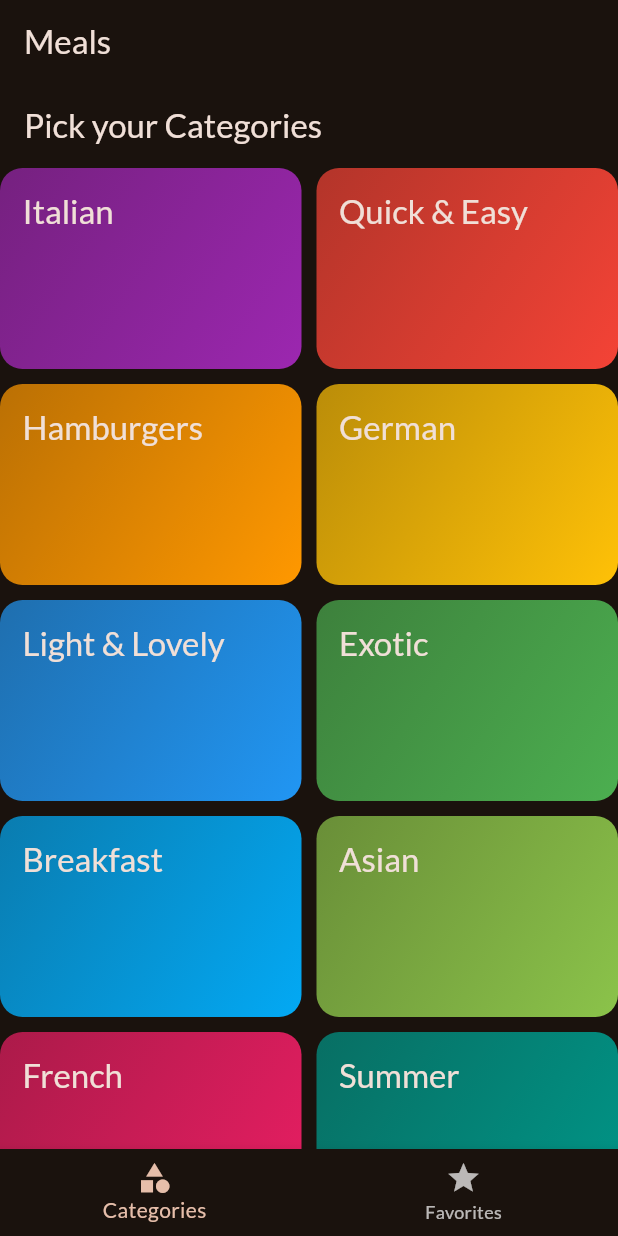
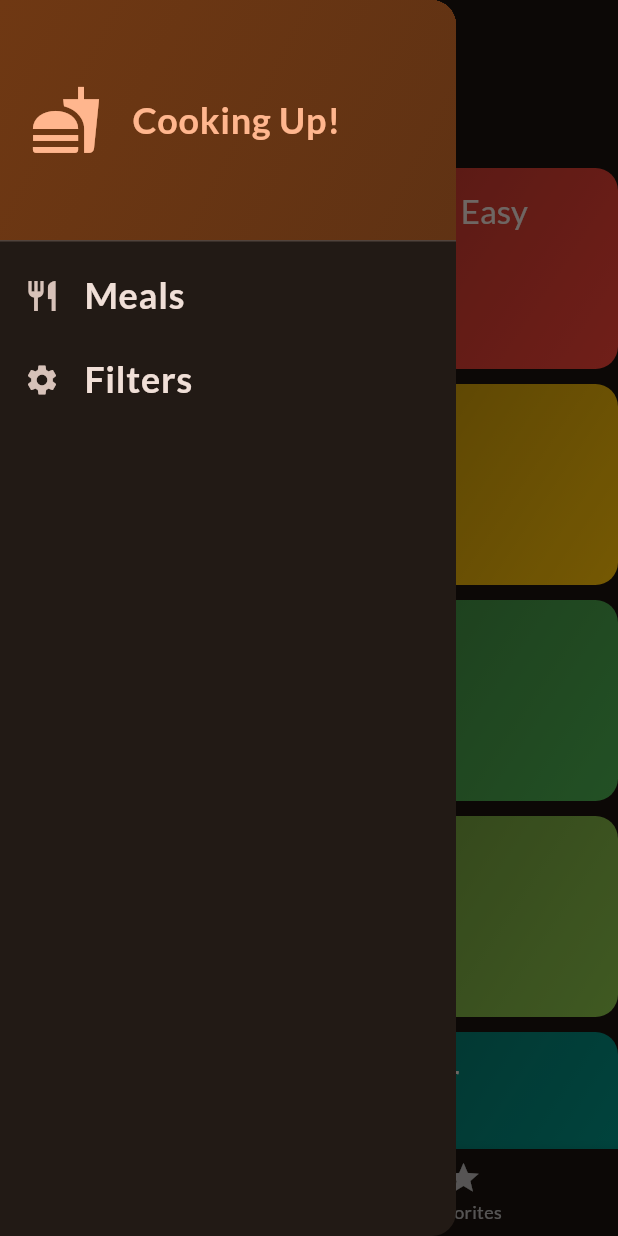
Before and after one commit to kurohige/FlutterLearningProjects, a Flutter app: the screen it shows after launch, with the side drawer open (before the commit the screen has no drawer), on a phone screen of 412 x 824 dp. Run offline on Flutter 3.47's test engine with Material 3 defaults, Android fonts, the phone set to English and light mode, and no system bars; our stand-ins replace google_fonts, transparent_image.

Commit message:
Completed Meals Apps

```diff
--- a/meals/lib/screens/categories.dart
+++ b/meals/lib/screens/categories.dart
@@ -1,11 +1,13 @@
 import 'package:flutter/material.dart';
 import 'package:meals/data/dummy_data.dart';
 import 'package:meals/models/category.dart';
+import 'package:meals/models/meal.dart';
 import 'package:meals/screens/meals.dart';
 import 'package:meals/widgets/category_grid_item.dart';
 
 class CategoriesScreen extends StatelessWidget {
-  const CategoriesScreen({super.key});
+  const CategoriesScreen({super.key, required this.onToggleFavorite});
+  final void Function(Meal meal) onToggleFavorite;
 
   void _selectCategory(BuildContext context, Category category) {
     final filteredMeals = dummyMeals
@@ -17,6 +19,7 @@ class CategoriesScreen extends StatelessWidget {
         builder: (cxt) => MealsScreen(
           title: category.title,
           meals: filteredMeals,
+          onToggleFavorite: onToggleFavorite,
         ),
       ),
     );
--- a/meals/lib/screens/tabs.dart
+++ b/meals/lib/screens/tabs.dart
@@ -1,6 +1,17 @@
 import 'package:flutter/material.dart';
+import 'package:meals/data/dummy_data.dart';
+import 'package:meals/models/meal.dart';
 import 'package:meals/screens/categories.dart';
+import 'package:meals/screens/filters.dart';
 import 'package:meals/screens/meals.dart';
+import 'package:meals/widgets/main_drawer.dart';
+
+const kinitialFilters = {
+  Filter.glutenFree: false,
+  Filter.lactoseFree: false,
+  Filter.vegetarian: false,
+  Filter.vegan: false,
+};
 
 class TabsScreen extends StatefulWidget {
   const TabsScreen({super.key});
@@ -11,6 +22,33 @@ class TabsScreen extends StatefulWidget {
 
 class _TabsScreenState extends State<TabsScreen> {
   int _selectedPageIndex = 0;
+  final List<Meal> _favoriteMeals = [];
+  Map<Filter, bool> _selectedFilters = kinitialFilters;
+
+  void _showInfoMessage(String message) {
+    ScaffoldMessenger.of(context)
+        .clearSnackBars(); // Clear all snack bars before showing a new one
+    ScaffoldMessenger.of(context).showSnackBar(SnackBar(
+      content: Text(message),
+      duration: const Duration(seconds: 2),
+    ));
+  }
+
+  void _toggleMealFavoriteStatus(Meal meal) {
+    final isExisting =
+        _favoriteMeals.indexWhere((element) => element.id == meal.id);
+    if (isExisting >= 0) {
+      setState(() {
+        _favoriteMeals.removeAt(isExisting);
+        _showInfoMessage('Removed from favorites!');
+      });
+    } else {
+      setState(() {
+        _favoriteMeals.add(meal);
+        _showInfoMessage('marked as favorites!');
+      });
+    }
+  }
 
   void _selectPage(int index) {
     setState(() {
@@ -18,20 +56,60 @@ class _TabsScreenState extends State<TabsScreen> {
     });
   }
 
+  void _setScreen(String identifier) async {
+    Navigator.of(context).pop();
+    if (identifier == 'filters') {
+      final result = await Navigator.of(context).push<Map<Filter, bool>>(
+        MaterialPageRoute(
+          builder: (ctx) => FiltersScreen(
+            currentFilters: _selectedFilters,
+          ),
+        ), // Assuming you want to navigate to FavoritesScreen
+      );
+
+      setState(() {
+        _selectedFilters = result ?? kinitialFilters;
+      });
+    }
+  }
+
   @override
   Widget build(BuildContext context) {
-    var activeScreenTitle =
-        _selectedPageIndex == 0 ? 'Categories' : 'Favorites';
+    final availableMeals = dummyMeals.where((meal) {
+      if (_selectedFilters[Filter.glutenFree]! && !meal.isGlutenFree) {
+        return false;
+      }
+      if (_selectedFilters[Filter.lactoseFree]! && !meal.isLactoseFree) {
+        return false;
+      }
+      if (_selectedFilters[Filter.vegetarian]! && !meal.isVegetarian) {
+        return false;
+      }
+      if (_selectedFilters[Filter.vegan]! && !meal.isVegan) {
+        return false;
+      }
+      return true;
+    }).toList();
 
-    Widget activeScreen = _selectedPageIndex == 0
-        ? const CategoriesScreen()
-        : const MealsScreen(
-            meals: [],
-          );
+    Widget activeScreen = CategoriesScreen(
+      onToggleFavorite: _toggleMealFavoriteStatus,
+    );
+    var activePageTitle = 'Categories';
+
+    if (_selectedPageIndex == 1) {
+      activeScreen = MealsScreen(
+        meals: _favoriteMeals,
+        onToggleFavorite: _toggleMealFavoriteStatus,
+      );
+      activePageTitle = 'Favorites';
+    }
 
     return Scaffold(
         appBar: AppBar(
           title: const Text('Meals'),
+        ),
+        drawer: MainDrawer(
+          onDrawerItemTapped: _setScreen,
         ),
         body: activeScreen,
         bottomNavigationBar: BottomNavigationBar(
--- /dev/null
+++ b/meals/lib/widgets/main_drawer.dart
@@ -0,0 +1,82 @@
+import 'package:flutter/material.dart';
+
+class MainDrawer extends StatelessWidget {
+  const MainDrawer({super.key, required this.onDrawerItemTapped});
+
+  final void Function(String identifier) onDrawerItemTapped;
+
+  @override
+  Widget build(BuildContext context) {
+    return Drawer(
+      child: Column(
+        children: [
+          DrawerHeader(
+            padding: const EdgeInsets.all(20),
+            decoration: BoxDecoration(
+              gradient: LinearGradient(
+                colors: [
+                  Theme.of(context).colorScheme.primaryContainer,
+                  Theme.of(context)
+                      .colorScheme
+                      .primaryContainer
+                      .withOpacity(0.8),
+                ],
+                begin: Alignment.topLeft,
+                end: Alignment.bottomRight,
+              ),
+            ),
+            child: Row(
+              children: [
+                Icon(
+                  Icons.fastfood,
+                  size: 48,
+                  color: Theme.of(context).colorScheme.primary,
+                ),
+                const SizedBox(width: 20),
+                Text(
+                  'Cooking Up!',
+                  style: const TextStyle(
+                    fontSize: 24,
+                    fontWeight: FontWeight.bold,
+                  ).copyWith(
+                    color: Theme.of(context).colorScheme.primary,
+                  ),
+                ),
+              ],
+            ),
+          ),
+          ListTile(
+            leading: const Icon(Icons.restaurant),
+            title: Text(
+              'Meals',
+              style: const TextStyle(
+                fontSize: 24,
+                fontWeight: FontWeight.bold,
+              ).copyWith(
+                color: Theme.of(context).colorScheme.onBackground,
+              ),
+            ),
+            onTap: () {
+              onDrawerItemTapped('meals');
+            },
+          ),
+          ListTile(
+            leading: const Icon(Icons.settings),
+            title: Text(
+              'Filters',
+              style: const TextStyle(
+                fontSize: 24,
+                fontWeight: FontWeight.bold,
+              ).copyWith(
+                color: Theme.of(context).colorScheme.onBackground,
+              ),
+            ),
+            onTap: () {
+              onDrawerItemTapped('filters');
+            },
+          ),
+        ],
+      ),
+    );
+  }
+}
```
Also changed, not shown: meals/lib/screens/filters.dart (added, +164 -0 lines), meals/lib/screens/meal_details.dart (+14 -1 lines), meals/lib/screens/meals.dart (+8 -1 lines).
